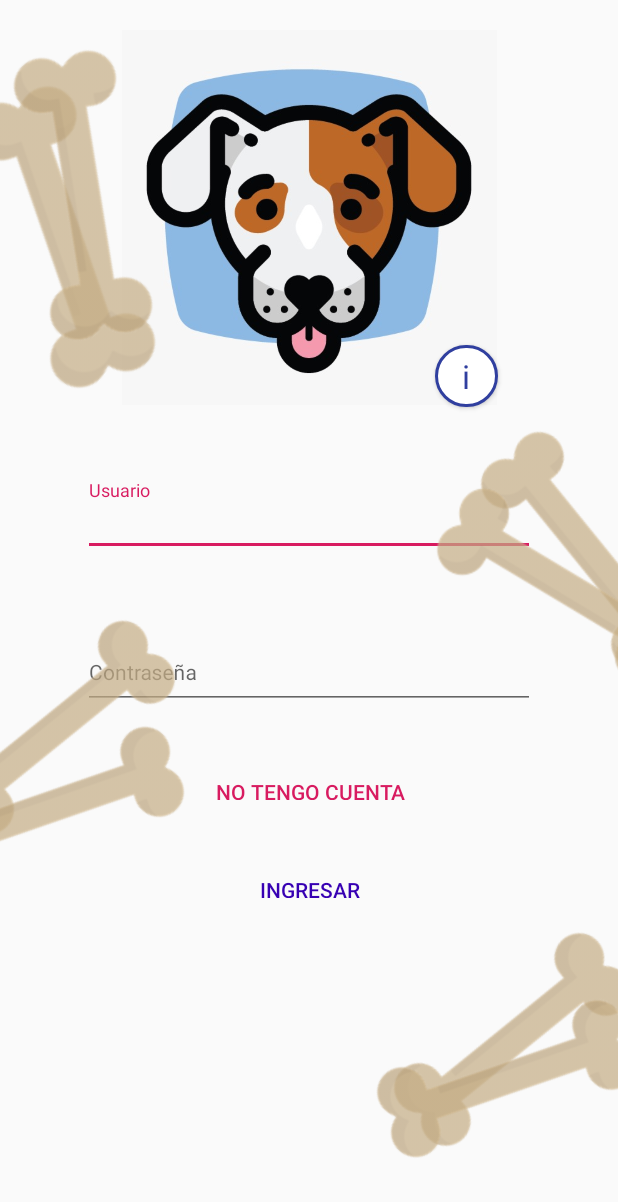
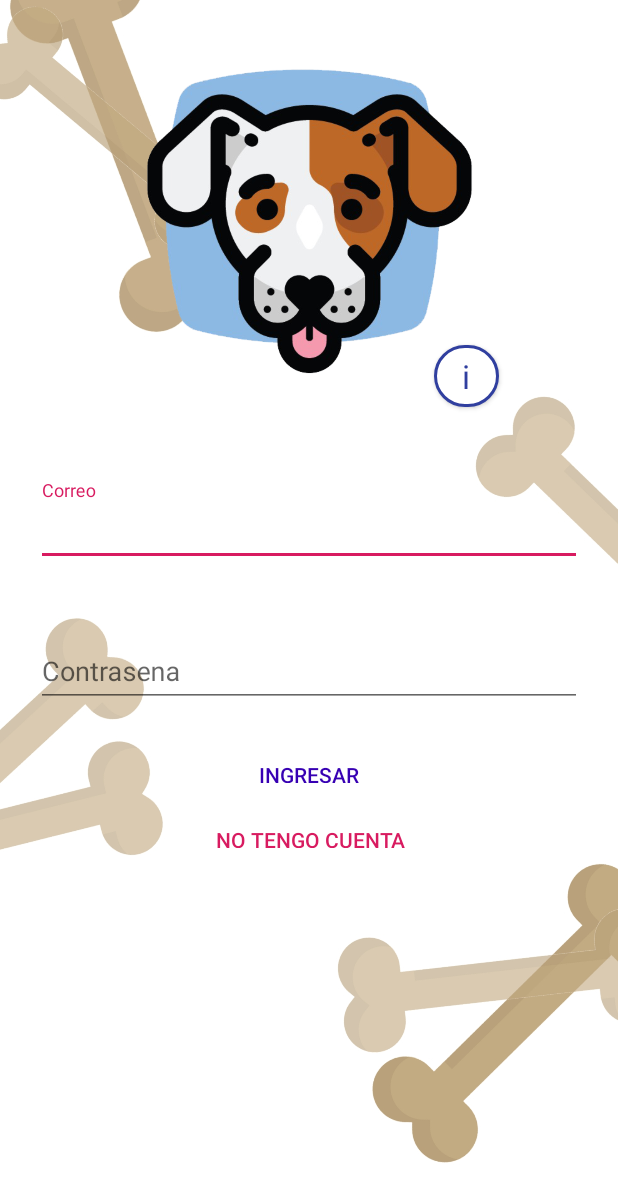
Before and after one commit to CertifiedErickBaps/Perdi-a-firulais, an Android app: the screen it shows after launch (MainActivity), on a phone screen of 412 x 824 dp. Shown: the top 1202 px of the screen. Run offline under Robolectric (Android 15) with nearby library versions, the phone set to English and light mode, and no system bars; our stand-ins replace Firebase (no records; nobody signed in at launch, a user with empty details on screens opened directly).

Commit message:
Cambios de Logo y Fondo

```diff
--- a/app/src/main/java/mx/itesm/perdifirulais/MainActivity.kt
+++ b/app/src/main/java/mx/itesm/perdifirulais/MainActivity.kt
@@ -5,21 +5,8 @@ import android.os.Bundle
 import android.util.Log
 import kotlinx.android.synthetic.main.activity_main.*
 import com.google.firebase.auth.FirebaseAuth
-import androidx.core.app.ComponentActivity.ExtraData
-import androidx.core.content.ContextCompat.getSystemService
-import android.icu.lang.UCharacter.GraphemeClusterBreak.T
-import com.google.android.gms.tasks.OnCompleteListener
-import com.google.firebase.auth.FirebaseUser
 import android.widget.Toast
-import com.google.firebase.auth.AuthResult
-import com.google.android.gms.tasks.Task
-import androidx.annotation.NonNull
-import android.R.attr.password
-import androidx.core.content.ContextCompat.getSystemService
-import android.icu.lang.UCharacter.GraphemeClusterBreak.T
 import android.view.View
-import android.widget.EditText
-import androidx.fragment.app.FragmentActivity
 import com.google.android.material.textfield.TextInputEditText
 
 
@@ -38,13 +25,13 @@ class MainActivity : AppCompatActivity() {
 
         btnIngresar.setOnClickListener {
             //Log.d("Email", etUsuario.text.toString())
-            if(etUsuario.toString().isEmpty() || etContraseña.toString().isEmpty()){
+            if(etMail.toString().isEmpty() || etPassword.toString().isEmpty()){
                 return@setOnClickListener
             }
             else{
-                val textUsuario = findViewById<View>(R.id.etUsuario) as TextInputEditText
+                val textUsuario = findViewById<View>(R.id.etMail) as TextInputEditText
                 val valueUsuario = textUsuario.text.toString()
-                val textContraseña = findViewById<View>(R.id.etContraseña) as TextInputEditText
+                val textContraseña = findViewById<View>(R.id.etPassword) as TextInputEditText
                 val valueContraseña = textContraseña.text.toString()
                 Log.d("Email", valueUsuario)
 
--- /dev/null
+++ b/app/src/main/java/mx/itesm/perdifirulais/ui/menu/Register.kt
@@ -0,0 +1,13 @@
+package mx.itesm.perdifirulais.ui.menu
+
+import androidx.appcompat.app.AppCompatActivity
+import android.os.Bundle
+import mx.itesm.perdifirulais.R
+
+class Register : AppCompatActivity() {
+
+    override fun onCreate(savedInstanceState: Bundle?) {
+        super.onCreate(savedInstanceState)
+        setContentView(R.layout.activity_register)
+    }
+}
--- a/app/src/main/res/layout/activity_main.xml
+++ b/app/src/main/res/layout/activity_main.xml
@@ -1,65 +1,59 @@
 <?xml version="1.0" encoding="utf-8"?>
-<RelativeLayout xmlns:android="http://schemas.android.com/apk/res/android"
-        xmlns:app="http://schemas.android.com/apk/res-auto"
-        xmlns:tools="http://schemas.android.com/tools"
-        android:layout_width="match_parent"
-        android:layout_height="match_parent"
-        tools:context=".MainActivity">
+<androidx.constraintlayout.widget.ConstraintLayout xmlns:android="http://schemas.android.com/apk/res/android"
+                                                   xmlns:app="http://schemas.android.com/apk/res-auto"
+                                                   xmlns:tools="http://schemas.android.com/tools"
+                                                   android:id="@+id/constraintLayout"
+                                                   android:layout_width="match_parent"
+                                                   android:layout_height="match_parent" tools:context=".MainActivity">
 
+    <ImageView
+            android:id="@+id/imageView"
+            android:layout_width="wrap_content" android:layout_height="wrap_content"
+            android:scaleType="centerCrop"
+            app:layout_constraintBottom_toBottomOf="parent" app:layout_constraintEnd_toEndOf="parent"
+            app:layout_constraintStart_toStartOf="parent" app:layout_constraintTop_toTopOf="parent"
+            app:srcCompat="@drawable/bonesback"/>
     <ImageView
             android:id="@+id/imgLogo"
             android:layout_width="250dp"
             android:layout_height="250dp"
-            android:layout_alignParentStart="true"
-            android:layout_alignParentTop="true"
-            android:layout_alignParentEnd="true"
             android:layout_marginStart="80dp"
             android:layout_marginTop="20dp"
             android:layout_marginEnd="80dp"
-            app:srcCompat="@drawable/icon" />
+            android:background="@android:color/transparent" app:layout_constraintEnd_toEndOf="parent"
+            app:layout_constraintStart_toStartOf="parent" app:layout_constraintTop_toTopOf="parent"
+            app:srcCompat="@drawable/icon"/>
 
     <com.google.android.material.textfield.TextInputLayout
             android:id="@+id/textInputLayout2"
             android:layout_width="match_parent"
             android:layout_height="59dp"
-            android:layout_below="@+id/imgLogo"
-            android:layout_alignParentStart="true"
-            android:layout_alignParentEnd="true"
-            android:layout_marginStart="55dp"
-            android:layout_marginTop="50dp"
-            android:layout_marginEnd="55dp">
-
-        <com.google.android.material.textfield.TextInputEditText
-                android:id="@+id/etUsuario"
+            android:layout_marginStart="24dp"
+            android:layout_marginTop="50dp" android:layout_marginEnd="24dp"
+            app:layout_constraintEnd_toEndOf="parent" app:layout_constraintStart_toStartOf="parent"
+            app:layout_constraintTop_toBottomOf="@+id/imgLogo">
+        <EditText
+                android:id="@+id/etMail"
                 android:layout_width="match_parent"
                 android:layout_height="wrap_content"
-                android:hint="Usuario"
-                android:textAlignment="textStart"
-                android:textAppearance="@style/TextAppearance.AppCompat.Large"
-                android:textSize="14sp" />
+                android:layout_weight="1"
+                android:ems="10" android:hint="Correo" android:inputType="textEmailAddress"/>
     </com.google.android.material.textfield.TextInputLayout>
 
     <com.google.android.material.textfield.TextInputLayout
             android:id="@+id/textInputLayout"
-            android:layout_width="match_parent"
+            android:layout_width="0dp"
             android:layout_height="58dp"
-            android:layout_below="@+id/textInputLayout2"
-            android:layout_alignParentStart="true"
-            android:layout_alignParentEnd="true"
-            android:layout_marginStart="55dp"
             android:layout_marginTop="35dp"
-            android:layout_marginEnd="55dp">
-
-        <com.google.android.material.textfield.TextInputEditText
-                android:id="@+id/etContraseña"
+            app:layout_constraintEnd_toEndOf="@+id/textInputLayout2"
+            app:layout_constraintStart_toStartOf="@+id/textInputLayout2"
+            app:layout_constraintTop_toBottomOf="@+id/textInputLayout2">
+        <EditText
+                android:id="@+id/etPassword"
                 android:layout_width="match_parent"
-                android:layout_height="47dp"
-                android:hint="Contraseña"
-                android:inputType="textPassword"
-                android:textAlignment="textStart"
-                android:textAppearance="@style/TextAppearance.AppCompat.Large"
-                android:textSize="14sp" />
-
+                android:layout_height="wrap_content"
+                android:layout_weight="1"
+                android:ems="10" android:hint="Contrasena" android:inputType="textPassword"/>
     </com.google.android.material.textfield.TextInputLayout>
 
     <Button
@@ -67,35 +61,27 @@
             style="@style/Widget.AppCompat.Button.ButtonBar.AlertDialog"
             android:layout_width="97dp"
             android:layout_height="35dp"
-            android:layout_below="@+id/btnRegistro"
-            android:layout_alignParentStart="true"
-            android:layout_alignParentEnd="true"
-            android:layout_marginStart="158dp"
-            android:layout_marginTop="30dp"
-            android:layout_marginEnd="156dp"
-            android:text="Ingresar"
-            android:textColor="@color/design_default_color_primary_dark" />
+            android:layout_marginTop="24dp"
+            android:text="Ingresar" android:textColor="@color/design_default_color_primary_dark"
+            app:layout_constraintEnd_toEndOf="@+id/textInputLayout"
+            app:layout_constraintStart_toStartOf="@+id/textInputLayout"
+            app:layout_constraintTop_toBottomOf="@+id/textInputLayout"/>
 
     <Button
             android:id="@+id/btnRegistro"
             style="@style/Widget.AppCompat.Button.ButtonBar.AlertDialog"
             android:layout_width="158dp"
             android:layout_height="35dp"
-            android:layout_below="@+id/textInputLayout"
-            android:layout_alignParentStart="true"
-            android:layout_alignParentEnd="true"
             android:layout_marginStart="127dp"
-            android:layout_marginTop="35dp"
-            android:layout_marginEnd="126dp"
-            android:text="No tengo cuenta" />
+            android:layout_marginTop="8dp"
+            android:layout_marginEnd="126dp" android:text="No tengo cuenta"
+            app:layout_constraintEnd_toEndOf="parent" app:layout_constraintHorizontal_bias="1.0"
+            app:layout_constraintStart_toStartOf="parent" app:layout_constraintTop_toBottomOf="@+id/btnIngresar"/>
 
     <Button
             android:id="@+id/btnInfo"
             android:layout_width="43dp"
             android:layout_height="41dp"
-            android:layout_alignParentStart="true"
-            android:layout_alignParentTop="true"
-            android:layout_alignParentEnd="true"
             android:layout_marginStart="290dp"
             android:layout_marginTop="230dp"
             android:layout_marginEnd="80dp"
@@ -103,134 +89,7 @@
             android:text="i"
             android:textAllCaps="false"
             android:textAppearance="@style/TextAppearance.AppCompat.Large"
-            android:textColor="#303F9F" />
+            android:textColor="#303F9F" app:layout_constraintEnd_toEndOf="parent"
+            app:layout_constraintStart_toStartOf="parent" app:layout_constraintTop_toTopOf="parent"/>
 
-    <ImageView
-            android:id="@+id/imgHueso"
-            android:layout_width="wrap_content"
-            android:layout_height="209dp"
-            android:layout_alignParentStart="true"
-            android:layout_alignParentTop="true"
-            android:layout_alignParentEnd="true"
-            android:layout_alignParentBottom="true"
-            android:layout_marginStart="-86dp"
-            android:layout_marginTop="7dp"
-            android:layout_marginEnd="241dp"
-            android:layout_marginBottom="515dp"
-            android:alpha="0.7"
-            android:rotation="490"
-            app:srcCompat="@drawable/bone" />
-
-    <ImageView
-            android:id="@+id/imgHueso2"
-            android:layout_width="244dp"
-            android:layout_height="216dp"
-            android:layout_alignParentStart="true"
-            android:layout_alignParentTop="true"
-            android:layout_alignParentEnd="true"
-            android:layout_alignParentBottom="true"
-            android:layout_marginStart="-67dp"
-            android:layout_marginTop="-24dp"
-            android:layout_marginEnd="234dp"
-            android:layout_marginBottom="539dp"
-            android:alpha="0.7"
-            android:rotation="500"
-            app:srcCompat="@drawable/bone" />
-
-    <ImageView
-            android:id="@+id/imgHueso3"
-            android:layout_width="220dp"
-            android:layout_height="173dp"
-            android:layout_alignParentStart="true"
-            android:layout_alignParentTop="true"
-            android:layout_alignParentEnd="true"
-            android:layout_alignParentBottom="true"
-            android:layout_marginStart="281dp"
-            android:layout_marginTop="234dp"
-            android:layout_marginEnd="-90dp"
-            android:layout_marginBottom="324dp"
-            android:alpha="0.7"
-            android:rotation="470"
-            app:srcCompat="@drawable/bone" />
-
-    <ImageView
-            android:id="@+id/imgHueso6"
-            android:layout_width="220dp"
-            android:layout_height="173dp"
-            android:layout_alignParentStart="true"
-            android:layout_alignParentTop="true"
-            android:layout_alignParentEnd="true"
-            android:layout_alignParentBottom="true"
-            android:layout_marginStart="231dp"
-            android:layout_marginTop="560dp"
-            android:layout_marginEnd="-40dp"
-            android:layout_marginBottom="-2dp"
-            android:alpha="0.7"
-            android:rotation="560"
-            app:srcCompat="@drawable/bone" />
-
-    <ImageView
-            android:id="@+id/imgHueso8"
-            android:layout_width="220dp"
-            android:layout_height="173dp"
-            android:layout_alignParentStart="true"
-            android:layout_alignParentTop="true"
-            android:layout_alignParentEnd="true"
-            android:layout_alignParentBottom="true"
-            android:layout_marginStart="-73dp"
-            android:layout_marginTop="352dp"
-            android:layout_marginEnd="264dp"
-            android:layout_marginBottom="206dp"
-            android:alpha="0.7"
-            android:rotation="560"
-            app:srcCompat="@drawable/bone" />
-
-    <ImageView
-            android:id="@+id/imgHueso4"
-            android:layout_width="220dp"
-            android:layout_height="173dp"
-            android:layout_alignParentStart="true"
-            android:layout_alignParentTop="true"
-            android:layout_alignParentEnd="true"
-            android:layout_alignParentBottom="true"
-            android:layout_marginStart="264dp"
-            android:layout_marginTop="257dp"
-            android:layout_marginEnd="-73dp"
-            android:layout_marginBottom="301dp"
-            android:alpha="0.7"
-            android:rotation="450"
-            app:srcCompat="@drawable/bone" />
-
-    <ImageView
-            android:id="@+id/imgHueso5"
-            android:layout_width="220dp"
-            android:layout_height="173dp"
-            android:layout_alignParentStart="true"
-            android:layout_alignParentTop="true"
-            android:layout_alignParentEnd="true"
-            android:layout_alignParentBottom="true"
-            android:layout_marginStart="227dp"
-            android:layout_marginTop="586dp"
-            android:layout_marginEnd="-36dp"
-            android:layout_marginBottom="-28dp"
-            android:alpha="0.7"
-            android:rotation="580"
-            app:srcCompat="@drawable/bone" />
-
-    <ImageView
-            android:id="@+id/imgHueso7"
-            android:layout_width="220dp"
-            android:layout_height="173dp"
-            android:layout_alignParentStart="true"
-            android:layout_alignParentTop="true"
-            android:layout_alignParentEnd="true"
-            android:layout_alignParentBottom="true"
-            android:layout_marginStart="-74dp"
-            android:layout_marginTop="404dp"
-            android:layout_marginEnd="265dp"
-            android:layout_marginBottom="154dp"
-            android:alpha="0.7"
-            android:rotation="580"
-            app:srcCompat="@drawable/bone" />
-
-</RelativeLayout>
+</androidx.constraintlayout.widget.ConstraintLayout>
--- /dev/null
+++ b/app/src/main/res/layout/activity_register.xml
@@ -0,0 +1,71 @@
+<?xml version="1.0" encoding="utf-8"?>
+<androidx.constraintlayout.widget.ConstraintLayout
+        xmlns:android="http://schemas.android.com/apk/res/android"
+        xmlns:app="http://schemas.android.com/apk/res-auto"
+        xmlns:tools="http://schemas.android.com/tools"
+        android:layout_width="match_parent"
+        android:layout_height="match_parent"
+        tools:context=".ui.menu.Register">
+
+    <ImageView
+            android:id="@+id/imageView2"
+            android:layout_width="wrap_content" android:layout_height="wrap_content"
+            android:scaleType="centerCrop"
+            app:layout_constraintBottom_toBottomOf="parent" app:layout_constraintEnd_toEndOf="parent"
+            app:layout_constraintStart_toStartOf="parent" app:layout_constraintTop_toTopOf="parent"
+            app:srcCompat="@drawable/bonesback"/>
+    <ImageView
+            android:id="@+id/imgLogo2"
+            android:layout_width="250dp"
+            android:layout_height="250dp"
+            android:layout_marginStart="80dp"
+            android:layout_marginTop="20dp"
+            android:layout_marginEnd="80dp"
+            app:layout_constraintEnd_toEndOf="parent" app:layout_constraintStart_toStartOf="parent"
+            app:layout_constraintTop_toTopOf="parent" app:srcCompat="@drawable/icon"/>
+    <com.google.android.material.textfield.TextInputLayout
+            android:id="@+id/textInputLayout2"
+            android:layout_width="match_parent"
+            android:layout_height="59dp"
+            android:layout_marginStart="24dp"
+            android:layout_marginTop="50dp" android:layout_marginEnd="24dp"
+            app:layout_constraintEnd_toEndOf="parent" app:layout_constraintStart_toStartOf="parent"
+            app:layout_constraintTop_toBottomOf="@+id/imgLogo2">
+
+        <com.google.android.material.textfield.TextInputEditText
+                android:id="@+id/etMail"
+                android:layout_width="match_parent"
+                android:layout_height="wrap_content"
+                android:hint="Correo"
+                android:textAlignment="textStart"
+                android:textAppearance="@style/TextAppearance.AppCompat.Large"
+                android:textSize="14sp"/>
+    </com.google.android.material.textfield.TextInputLayout>
+    <com.google.android.material.textfield.TextInputLayout
+            android:id="@+id/textInputLayout"
+            android:layout_width="0dp"
+            android:layout_height="58dp"
+            android:layout_marginTop="8dp"
+            app:layout_constraintEnd_toEndOf="@+id/textInputLayout2"
+            app:layout_constraintStart_toStartOf="@+id/textInputLayout2"
+            app:layout_constraintTop_toBottomOf="@+id/textInputLayout2">
+
+        <com.google.android.material.textfield.TextInputEditText
+                android:id="@+id/etPassword"
+                android:layout_width="match_parent"
+                android:layout_height="47dp"
+                android:hint="Contraseña"
+                android:inputType="textPassword"
+                android:textAlignment="textStart"
+                android:textAppearance="@style/TextAppearance.AppCompat.Large"
+                android:textSize="14sp"/>
+
+    </com.google.android.material.textfield.TextInputLayout>
+    <Button
+            android:id="@+id/btnIngresar2"
+            style="@style/Widget.AppCompat.Button.ButtonBar.AlertDialog"
+            android:layout_width="97dp"
+            android:layout_height="35dp"
+            android:text="Ingresar" android:textColor="@color/design_default_color_primary_dark"
+            tools:layout_editor_absoluteX="146dp" tools:layout_editor_absoluteY="680dp"/>
+</androidx.constraintlayout.widget.ConstraintLayout>
```
Also changed, not shown: app/src/main/AndroidManifest.xml (+6 -4 lines), app/src/main/res/drawable-v24/icon.jpeg (deleted), app/src/main/res/drawable/bonesback.jpg (added), app/src/main/res/drawable/icon.png (added), 1 other file.
